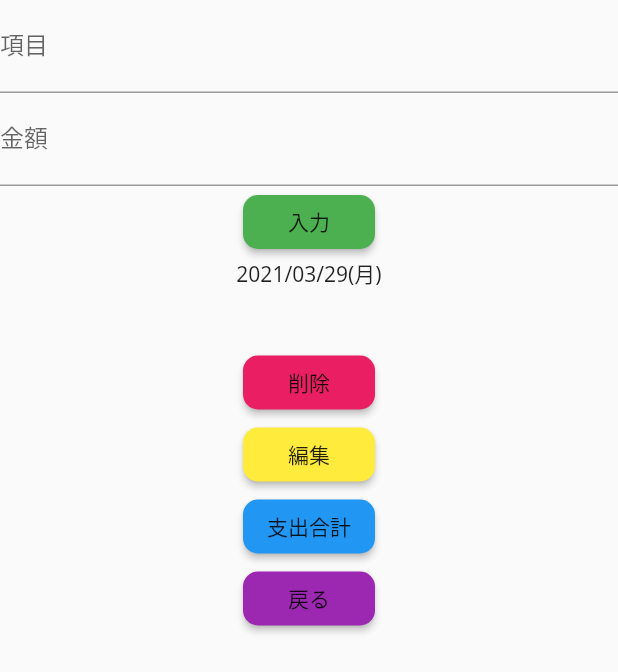
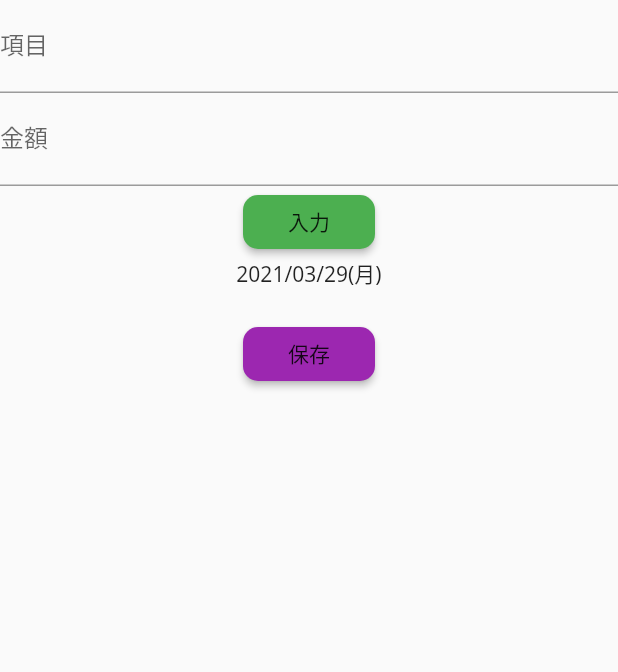
Before and after one commit to MCyabu/moneyBook, a Flutter app: the Calculate screen opened directly with empty values, after a tap on "入力", on a phone screen of 412 x 824 dp. Shown: the top 672 px of the screen. Run offline on Flutter 3.47's test engine with Material 2 defaults, Android fonts, the phone set to English and light mode, and no system bars; our stand-ins replace flutter_calendar_carousel, google_fonts.

Commit message:
合計機能を実装した

```diff
--- a/money_book_app_flutter/lib/Calculate.dart
+++ b/money_book_app_flutter/lib/Calculate.dart
@@ -33,6 +33,9 @@ class _CalculateState extends State<Calculate> {
   // 編集中かどうかの判断
   bool editflag;
 
+  // 家計簿リストの金額の合計値
+  String strSum = '' ;
+
   // 家計簿リスト
   List<Map<String,String>> houseMoneyList = [];
 
@@ -47,15 +50,11 @@ class _CalculateState extends State<Calculate> {
     DateFormat formatter = new DateFormat('yyyy/MM/dd(E)', "ja_JP");
   // currentDateStrを初期化する
     currentDateStr = formatter.format(widget.currentDate);
-    // 初期化<String,String>
-    moneyList =  {
-      'item':_itemText,
-      'money':_moneyText,
-    };
+
   }
 
 
-  void newItem(editIndex) {
+  void newItem() {
      setState(()=>{
       _itemText = _itemController.text,
       _moneyText = _moneyController.text,
@@ -63,13 +62,31 @@ class _CalculateState extends State<Calculate> {
       moneyList = {'item':_itemText,'money':_moneyText},
       if( editflag != true ){   // houseMoneyListにない場合
       houseMoneyList.add(moneyList),
+      // 文字列を数値に変換
       }else{
         print('hoge'),
         houseMoneyList[editIndex] = moneyList,
+        // int.parse(moneyList['money']),
         editflag = false
-      }
+      },
+      sumMoney()
     });
   }
+
+void sumMoney(){
+  List numList = [];
+  int sum =0;
+  setState(()=>{
+    for(int i = 0; i<houseMoneyList.length;i++){
+      // numList.add(int.parse(houseMoneyList[i]['money']))
+      sum +=int.parse(houseMoneyList[i]['money'])
+    },
+    // sum = numList.reduce((value, element) => value + element),
+    strSum = sum.toString(),
+    print(numList),
+    print(sum),
+  });
+}
 
   //  itemView関数
   Widget itemView(value,index){
@@ -85,7 +102,8 @@ class _CalculateState extends State<Calculate> {
             borderRadius: BorderRadius.circular(10)
             ),
             onPressed: () =>setState(()=>{
-              houseMoneyList.removeAt(index)
+              houseMoneyList.removeAt(index),
+              sumMoney(),
             }
           ),
         ),
@@ -125,6 +143,7 @@ class _CalculateState extends State<Calculate> {
               // 金額の入力を受け取る
               controller: _moneyController,
               decoration: InputDecoration(labelText: '金額'),
+              keyboardType: TextInputType.number,
             ),
             // 入力値を反映する
             RaisedButton(
@@ -134,7 +153,7 @@ class _CalculateState extends State<Calculate> {
               borderRadius: BorderRadius.circular(10),
               ),
               // 項目と金額を取得する
-              onPressed: ()=>newItem(editIndex)
+              onPressed: ()=>newItem()
             ),
               // カレンダーで取得した日付を反映する
             Text(currentDateStr),
@@ -152,17 +171,10 @@ class _CalculateState extends State<Calculate> {
                   )
                 ]
             ),
-            RaisedButton(
-              child: const Text('支出合計'),
-              color: Colors.blue,
-              shape: RoundedRectangleBorder(
-              borderRadius: BorderRadius.circular(10),
-              ),
-              onPressed: ()=>{},
-            ),
+            Text(strSum),
             // 前の画面に戻る
             RaisedButton(
-              child: const Text('戻る'),
+              child: const Text('保存'),
               color: Colors.purple,
               shape: RoundedRectangleBorder(
               borderRadius: BorderRadius.circular(10),
```
